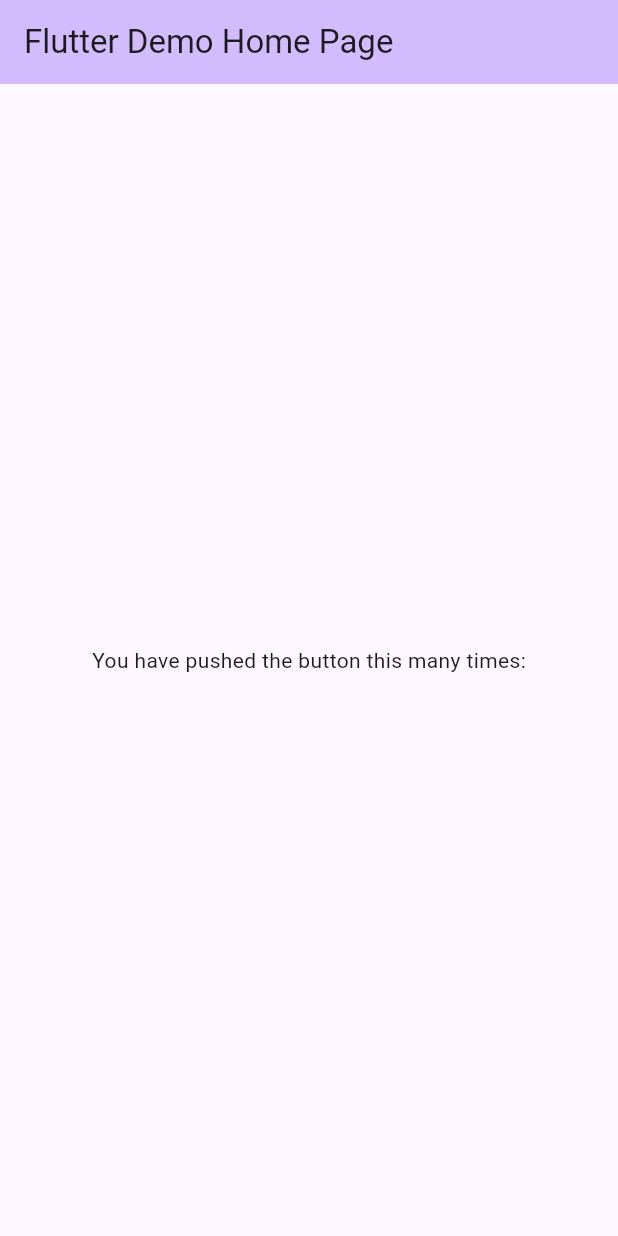
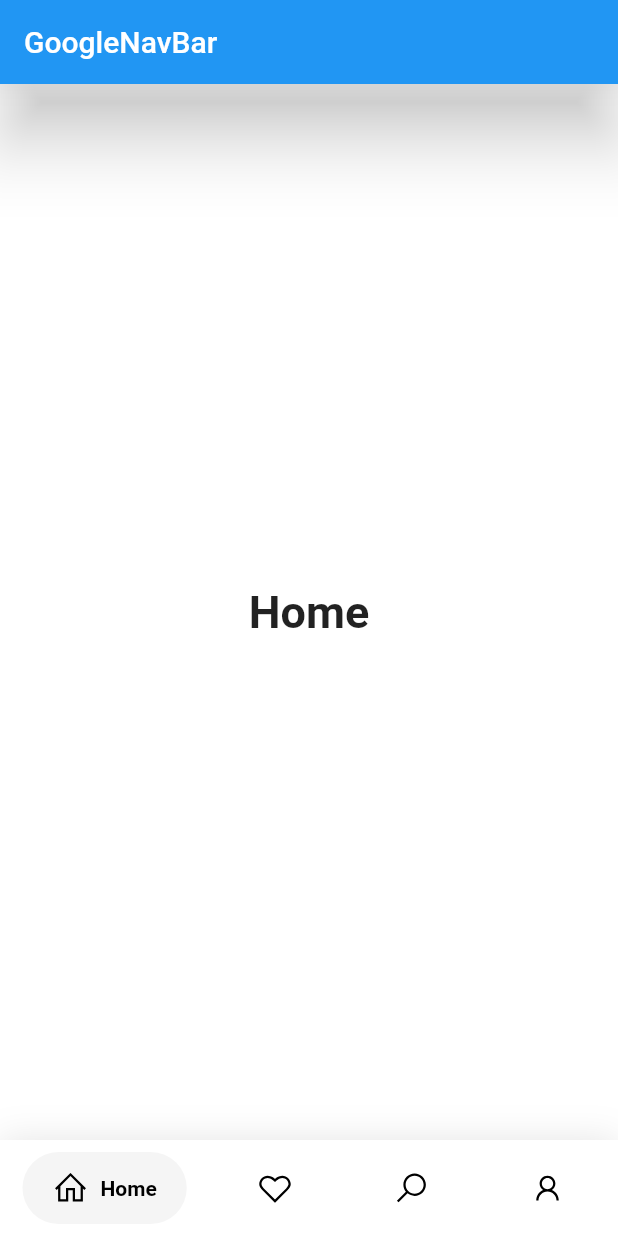
Before and after one commit to Edenilsontrejo2023/financemanager1, a Flutter app: the screen it shows after launch, on a phone screen of 412 x 824 dp. Run offline on Flutter 3.47's test engine with Material 2 defaults, Android fonts, the phone set to English and light mode, and no system bars; drawn by our look-alikes of google_nav_bar; our stand-ins replace line_icons.

Commit message:
poniendo el boton de google

```diff
--- a/lib/main.dart
+++ b/lib/main.dart
@@ -1,45 +1,106 @@
 import 'package:flutter/material.dart';
+import 'package:google_nav_bar/google_nav_bar.dart';
+import 'package:line_icons/line_icons.dart';
 
-void main() {
-  runApp(const MyApp());
+void main() => runApp(MaterialApp(
+  debugShowCheckedModeBanner: false,
+    builder: (context, child) {
+      return Directionality(textDirection: TextDirection.ltr, child: child!);
+    },
+    title: 'GNav',
+    theme: ThemeData(
+      primaryColor: Colors.grey[800],
+    ),
+    home: Example()));
+
+class Example extends StatefulWidget {
+  @override
+  _ExampleState createState() => _ExampleState();
 }
 
-class MyApp extends StatelessWidget {
-  const MyApp({super.key});
-
-  @override
-  Widget build(BuildContext context) {
-    return MaterialApp(
-      title: 'Flutter Demo',
-      theme: ThemeData(
-        colorScheme: ColorScheme.fromSeed(seedColor: Colors.deepPurple),
-        useMaterial3: true,
-      ),
-      home: const MyHomePage(title: 'Flutter Demo Home Page'),
-    );
-  }
-}
-
-class MyHomePage extends StatelessWidget {
-  const MyHomePage({super.key, required this.title});
-
-  final String title;
+class _ExampleState extends State<Example> {
+  int _selectedIndex = 0;
+  static const TextStyle optionStyle =
+      TextStyle(fontSize: 30, fontWeight: FontWeight.w600);
+  static const List<Widget> _widgetOptions = <Widget>[
+    Text(
+      'Home',
+      style: optionStyle,
+    ),
+    Text(
+      'Likes',
+      style: optionStyle,
+    ),
+    Text(
+      'Search',
+      style: optionStyle,
+    ),
+    Text(
+      'Profile',
+      style: optionStyle,
+    ),
+  ];
 
   @override
   Widget build(BuildContext context) {
     return Scaffold(
+      backgroundColor: Colors.white,
       appBar: AppBar(
-        backgroundColor: Theme.of(context).colorScheme.inversePrimary,
-        title: Text(title),
+        elevation: 20,
+        title: const Text('GoogleNavBar'),
       ),
       body: Center(
-        child: Column(
-          mainAxisAlignment: MainAxisAlignment.center,
-          children: <Widget>[
-            const Text(
-              'You have pushed the button this many times:',
+        child: _widgetOptions.elementAt(_selectedIndex),
+      ),
+      bottomNavigationBar: Container(
+        decoration: BoxDecoration(
+          color: Colors.white,
+          boxShadow: [
+            BoxShadow(
+              blurRadius: 20,
+              color: Colors.black.withOpacity(.1),
+            )
+          ],
+        ),
+        child: SafeArea(
+          child: Padding(
+            padding: const EdgeInsets.symmetric(horizontal: 15.0, vertical: 8),
+            child: GNav(
+              rippleColor: Colors.grey[300]!,
+              hoverColor: Colors.grey[100]!,
+              gap: 8,
+              activeColor: Colors.black,
+              iconSize: 24,
+              padding: EdgeInsets.symmetric(horizontal: 20, vertical: 12),
+              duration: Duration(milliseconds: 400),
+              tabBackgroundColor: Colors.grey[100]!,
+              color: Colors.black,
+              tabs: [
+                GButton(
+                  icon: LineIcons.home,
+                  text: 'Home',
+                ),
+                GButton(
+                  icon: LineIcons.heart,
+                  text: 'Likes',
+                ),
+                GButton(
+                  icon: LineIcons.search,
+                  text: 'Search',
+                ),
+                GButton(
+                  icon: LineIcons.user,
+                  text: 'Profile',
+                ),
+              ],
+              selectedIndex: _selectedIndex,
+              onTabChange: (index) {
+                setState(() {
+                  _selectedIndex = index;
+                });
+              },
             ),
-          ],
+          ),
         ),
       ),
     );
--- a/pubspec.yaml
+++ b/pubspec.yaml
@@ -36,6 +36,7 @@ dependencies:
   # Use with the CupertinoIcons class for iOS style icons.
   cupertino_icons: ^1.0.2
   google_nav_bar: ^5.0.6
+  line_icons: ^2.0.3
 
 dev_dependencies:
   flutter_test:
```
Also changed, not shown: pubspec.lock.
